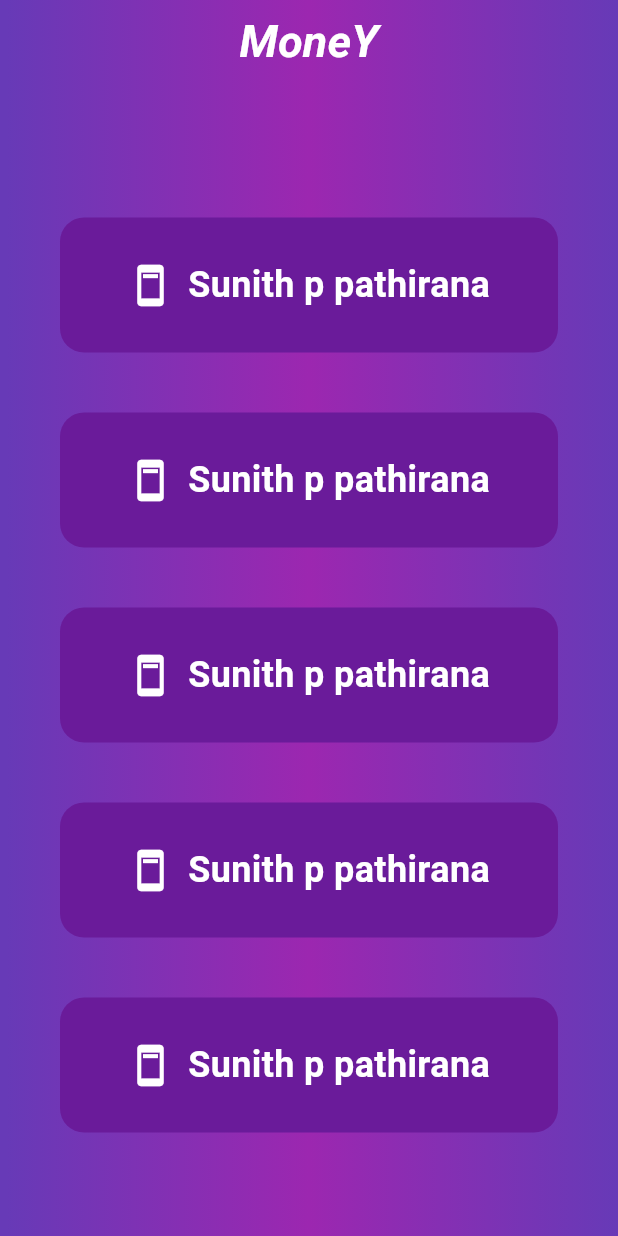
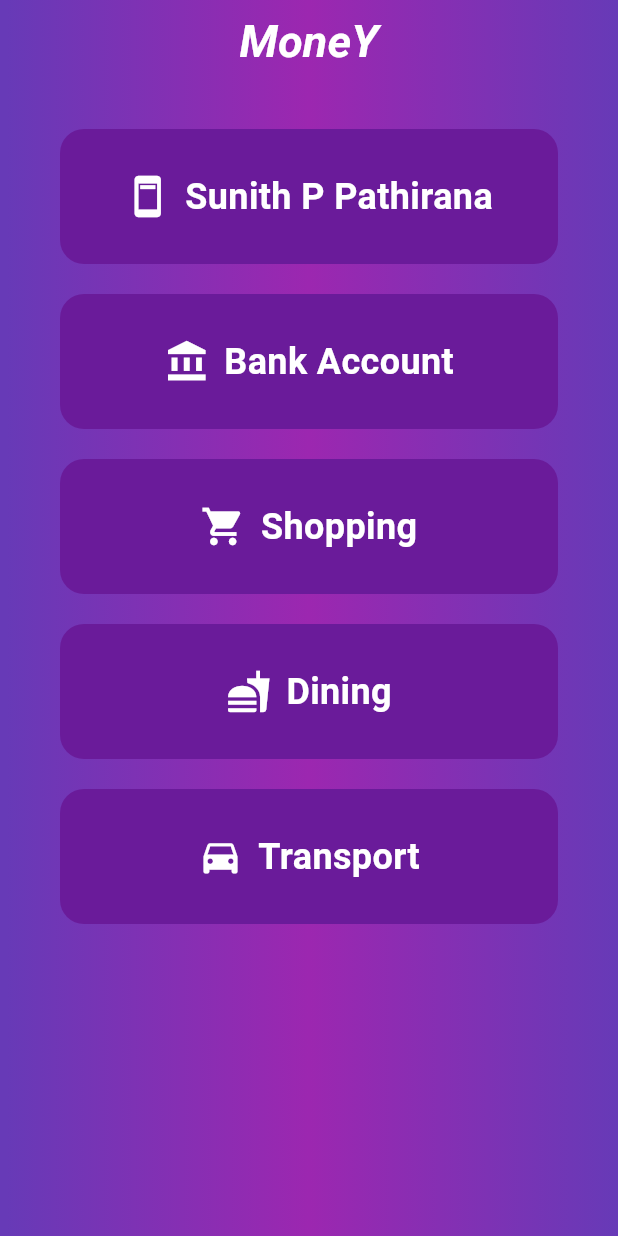
Before and after one commit to Pathirana99/Flutter, a Flutter app: the screen it shows after launch, on a phone screen of 412 x 824 dp. Run offline on Flutter 3.47's test engine with Material 3 defaults, Android fonts, the phone set to English and light mode, and no system bars; our stand-ins replace device_preview.

Commit message:
add home page correctly

```diff
--- a/appl/lib/main.dart
+++ b/appl/lib/main.dart
@@ -14,7 +14,6 @@ void main() {
 class MyApp extends StatelessWidget {
   const MyApp({super.key});
 
-  // This widget is the root of your application.
   @override
   Widget build(BuildContext context) {
     return MaterialApp(
@@ -36,6 +35,15 @@ class Home extends StatelessWidget {
 
   @override
   Widget build(BuildContext context) {
+    // Data for dynamic rows
+    final List<Map<String, dynamic>> rowData = [
+      {'icon': Icons.ad_units, 'text': 'Sunith P Pathirana'},
+      {'icon': Icons.account_balance, 'text': 'Bank Account'},
+      {'icon': Icons.shopping_cart, 'text': 'Shopping'},
+      {'icon': Icons.fastfood, 'text': 'Dining'},
+      {'icon': Icons.directions_car, 'text': 'Transport'},
+    ];
+
     return Container(
       decoration: const BoxDecoration(
         gradient: LinearGradient(
@@ -49,7 +57,7 @@ class Home extends StatelessWidget {
         backgroundColor: Colors.transparent,
         appBar: AppBar(
           backgroundColor: Colors.transparent,
-          title: Center(
+          title: const Center(
             child: Text(
               'MoneY',
               style: TextStyle(
@@ -58,34 +66,34 @@ class Home extends StatelessWidget {
                 fontStyle: FontStyle.italic,
                 fontWeight: FontWeight.bold,
               ),
-          )),
             ),
-        body: Center(
-          child: Column(
-            mainAxisAlignment: MainAxisAlignment.center,
-            children: [
-              const SizedBox(height: 20),
-              Padding(
-                padding: EdgeInsets.symmetric(horizontal: 40, vertical: 10.0),
+          ),
+        ),
+        body: ListView.builder(
+          padding: const EdgeInsets.symmetric(vertical: 20),
+          itemCount: rowData.length,
+          itemBuilder: (context, index) {
+            return Padding(
+              padding: const EdgeInsets.symmetric(horizontal: 40, vertical: 10),
               child: Container(
                 height: 90,
                 decoration: BoxDecoration(
                   color: Colors.purple.shade800,
-                    borderRadius: BorderRadius.circular(16), // Add curved edges
+                  borderRadius: BorderRadius.circular(16),
                 ),
                 padding: const EdgeInsets.all(10),
                 child: Row(
                   mainAxisAlignment: MainAxisAlignment.center,
                   children: [
                     Icon(
-                        Icons.ad_units,
+                      rowData[index]['icon'],
                       color: Colors.white,
                       size: 30,
                     ),
-                      SizedBox(width: 10),
+                    const SizedBox(width: 10),
                     Text(
-                        'Sunith p pathirana',
-                        style: TextStyle(
+                      rowData[index]['text'],
+                      style: const TextStyle(
                         color: Colors.white,
                         fontSize: 24,
                         fontWeight: FontWeight.w600,
@@ -94,158 +102,10 @@ class Home extends StatelessWidget {
                   ],
                 ),
               ),
-              ),
-              const SizedBox(height: 20),
-              Padding(
-                padding: EdgeInsets.symmetric(horizontal: 40, vertical: 10.0),
-                child: Container(
-                  height: 90,
-                  decoration: BoxDecoration(
-                    color: Colors.purple.shade800,
-                    borderRadius: BorderRadius.circular(16), // Add curved edges
-                  ),
-                  padding: const EdgeInsets.all(10),
-                  child: Row(
-                    mainAxisAlignment: MainAxisAlignment.center,
-                    children: [
-                      Icon(
-                        Icons.ad_units,
-                        color: Colors.white,
-                        size: 30,
-                      ),
-                      SizedBox(width: 10),
-                      Text(
-                        'Sunith p pathirana',
-                        style: TextStyle(
-                          color: Colors.white,
-                          fontSize: 24,
-                          fontWeight: FontWeight.w600,
-                        ),
-                      ),
-                    ],
-                  ),
-                ),
-              ),
-              const SizedBox(height: 20),
-              Padding(
-                padding: EdgeInsets.symmetric(horizontal: 40, vertical: 10.0),
-                child: Container(
-                  height: 90,
-                  decoration: BoxDecoration(
-                    color: Colors.purple.shade800,
-                    borderRadius: BorderRadius.circular(16), // Add curved edges
-                  ),
-                  padding: const EdgeInsets.all(10),
-                  child: Row(
-                    mainAxisAlignment: MainAxisAlignment.center,
-                    children: [
-                      Icon(
-                        Icons.ad_units,
-                        color: Colors.white,
-                        size: 30,
-                      ),
-                      SizedBox(width: 10),
-                      Text(
-                        'Sunith p pathirana',
-                        style: TextStyle(
-                          color: Colors.white,
-                          fontSize: 24,
-                          fontWeight: FontWeight.w600,
-                        ),
-                      ),
-                    ],
-                  ),
-                ),
-              ),
-              const SizedBox(height: 20),
-              Padding(
-                padding: EdgeInsets.symmetric(horizontal: 40, vertical: 10.0),
-                child: Container(
-                  height: 90,
-                  decoration: BoxDecoration(
-                    color: Colors.purple.shade800,
-                    borderRadius: BorderRadius.circular(16), // Add curved edges
-                  ),
-                  padding: const EdgeInsets.all(10),
-                  child: Row(
-                    mainAxisAlignment: MainAxisAlignment.center,
-                    children: [
-                      Icon(
-                        Icons.ad_units,
-                        color: Colors.white,
-                        size: 30,
-                      ),
-                      SizedBox(width: 10),
-                      Text(
-                        'Sunith p pathirana',
-                        style: TextStyle(
-                          color: Colors.white,
-                          fontSize: 24,
-                          fontWeight: FontWeight.w600,
-                        ),
-                      ),
-                    ],
-                  ),
-                ),
-              ),
-              const SizedBox(height: 20),
-              Padding(
-                padding: EdgeInsets.symmetric(horizontal: 40, vertical: 10.0),
-                child: Container(
-                  height: 90,
-                  decoration: BoxDecoration(
-                    color: Colors.purple.shade800,
-                    borderRadius: BorderRadius.circular(16), // Add curved edges
-                  ),
-                  padding: const EdgeInsets.all(10),
-                  child: Row(
-                    mainAxisAlignment: MainAxisAlignment.center,
-                    children: [
-                      Icon(
-                        Icons.ad_units,
-                        color: Colors.white,
-                        size: 30,
-                      ),
-                      SizedBox(width: 10),
-                      Text(
-                        'Sunith p pathirana',
-                        style: TextStyle(
-                          color: Colors.white,
-                          fontSize: 24,
-                          fontWeight: FontWeight.w600,
-                        ),
-                      ),
-                    ],
-                  ),
-                ),
-              ),
-            ],
-          ),
+            );
+          },
         ),
       ),
     );
   }
 }
-// appBar: AppBar(
-//   backgroundColor: Colors.transparent,
-//   // title: Center(
-//   //   child: Text(
-//   //       "MoneY",
-//   //       style: TextStyle(color: Colors.white,
-//   //           fontSize: 30,
-//   //           fontStyle:FontStyle.italic,
-//   //         fontWeight: FontWeight.bold,
-//   //       ),
-//   //   ),
-//   // ),
-//   leading: IconButton(
-//       onPressed: (){},
-//       icon: Icon(Icons.menu)
-//   ),
-//   actions: [
-//     IconButton(
-//         onPressed: (){},
-//         icon: Icon(Icons.search)
-//     ),
-//   ],
-// ),
```
Lines whose indentation alone changed are shown as unchanged.
